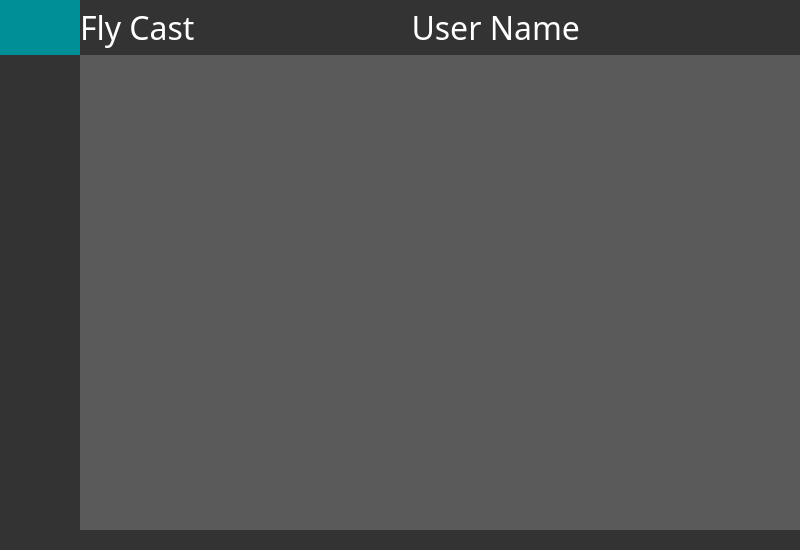
The window that src/ui_main.ui (leavil/flycast) describes before a commit, drawn with Qt 5.
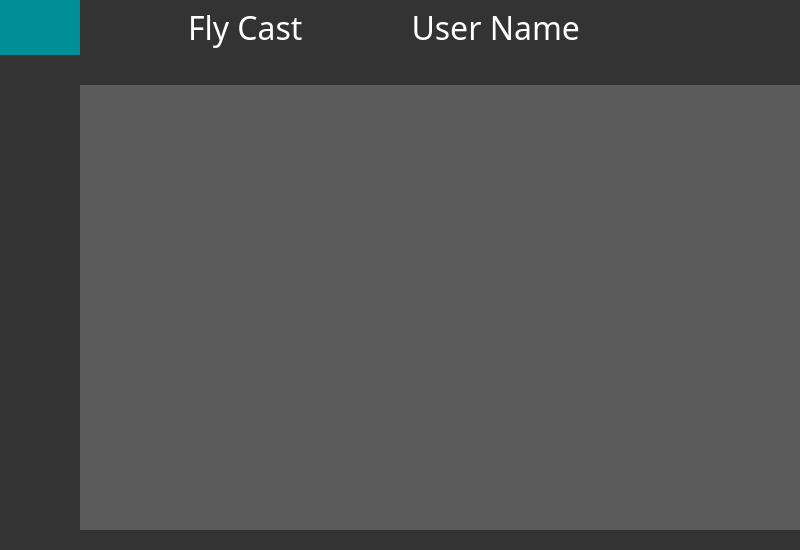
The same window after the commit. Icons and pictures are not drawn.

```diff
--- a/src/ui_main.ui
+++ b/src/ui_main.ui
@@ -212,22 +212,6 @@
              <property name="bottomMargin">
               <number>0</number>
              </property>
-             <item>
-              <widget class="QLabel" name="lab_appname">
-               <property name="font">
-                <font>
-                 <family>Segoe UI Light</family>
-                 <pointsize>24</pointsize>
-                </font>
-               </property>
-               <property name="styleSheet">
-                <string notr="true">color:rgb(255,255,255);</string>
-               </property>
-               <property name="text">
-                <string>&lt;html&gt;&lt;head/&gt;&lt;body&gt;&lt;p&gt;Fly Cast&lt;/p&gt;&lt;/body&gt;&lt;/html&gt;</string>
-               </property>
-              </widget>
-             </item>
             </layout>
            </widget>
           </item>
@@ -255,6 +239,48 @@
              <property name="bottomMargin">
               <number>0</number>
              </property>
+             <item>
+              <spacer name="horizontalSpacer">
+               <property name="orientation">
+                <enum>Qt::Horizontal</enum>
+               </property>
+               <property name="sizeHint" stdset="0">
+                <size>
+                 <width>20</width>
+                 <height>20</height>
+                </size>
+               </property>
+              </spacer>
+             </item>
+             <item>
+              <widget class="QLabel" name="lab_appname">
+               <property name="font">
+                <font>
+                 <family>Segoe UI Light</family>
+                 <pointsize>24</pointsize>
+                </font>
+               </property>
+               <property name="styleSheet">
+                <string notr="true">color:rgb(255,255,255);</string>
+               </property>
+               <property name="text">
+                <string>&lt;html&gt;&lt;head/&gt;&lt;body&gt;&lt;p&gt;Fly Cast&lt;/p&gt;&lt;/body&gt;&lt;/html&gt;</string>
+               </property>
+              </widget>
+             </item>
+             <item>
+              <spacer name="horizontalSpacer_2">
+               <property name="orientation">
+                <enum>Qt::Horizontal</enum>
+               </property>
+               <property name="sizeHint" stdset="0">
+                <size>
+                 <width>40</width>
+                 <height>20</height>
+                </size>
+               </property>
+              </spacer>
+             </item>
              <item>
               <widget class="QLabel" name="lab_user">
                <property name="font">
@@ -1025,10 +1051,10 @@
           <property name="bottomMargin">
            <number>0</number>
           </property>
-          <item alignment="Qt::AlignTop">
-           <widget class="QFrame" name="frame">
+          <item>
+           <widget class="QFrame" name="frame_top_2">
             <property name="enabled">
-             <bool>false</bool>
+             <bool>true</bool>
             </property>
             <property name="minimumSize">
              <size>
@@ -1042,6 +1068,9 @@
               <height>30</height>
              </size>
             </property>
+            <property name="styleSheet">
+             <string notr="true">background:rgb(51,51,51);</string>
+            </property>
             <property name="frameShape">
              <enum>QFrame::NoFrame</enum>
             </property>
```
